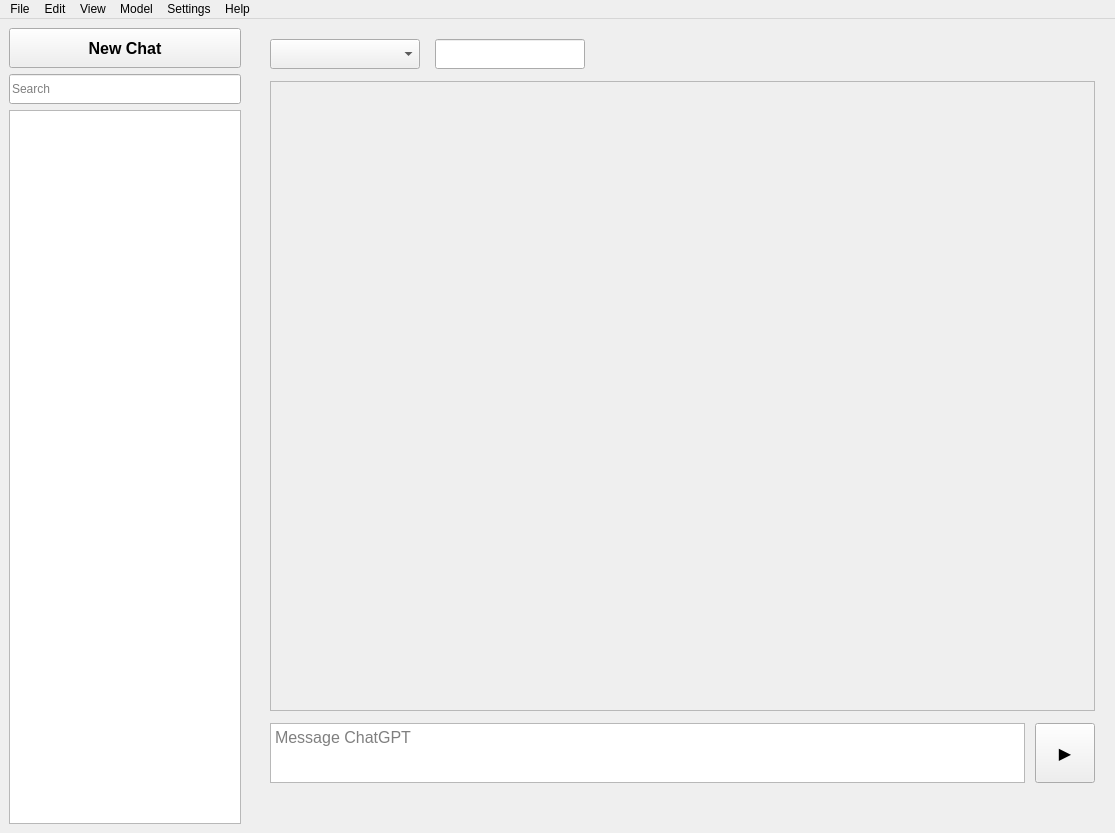
Before: the Qt Designer form views/main_window.ui in mshojaei77/ollama_gui, drawn with Qt 5.
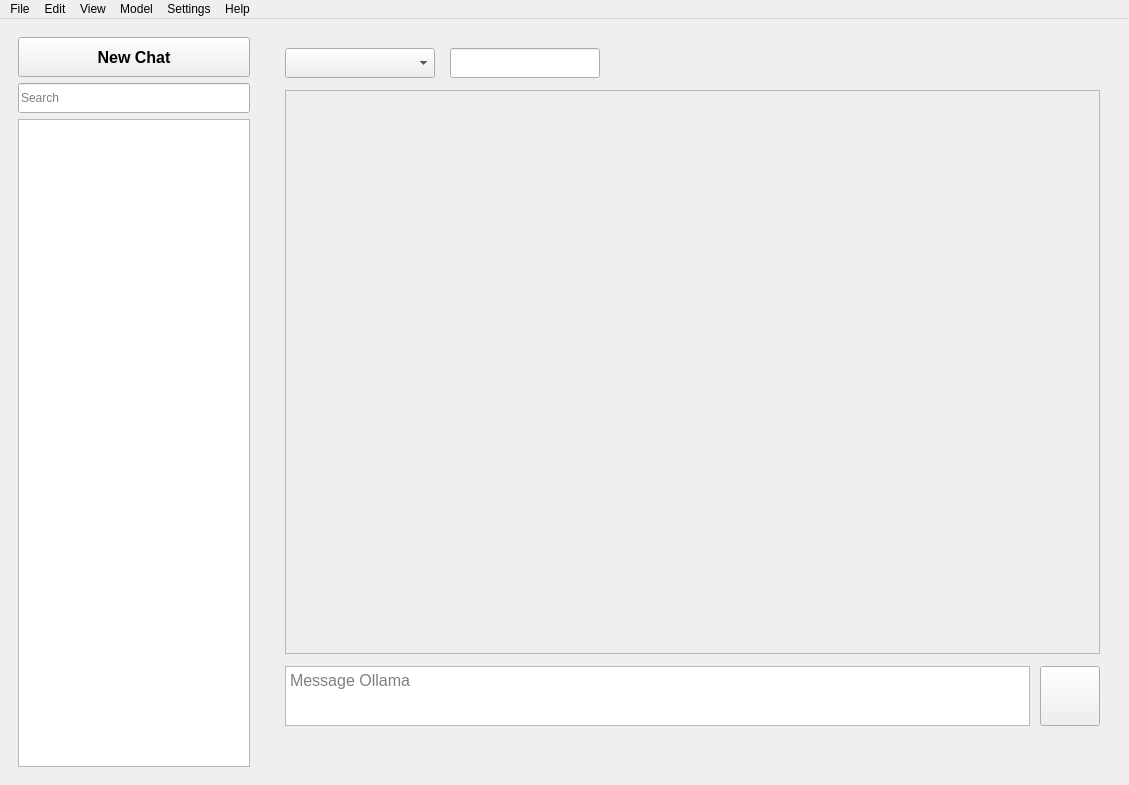
After: the same form once the commit is applied.

What changed in the file:
```diff
--- a/views/main_window.ui
+++ b/views/main_window.ui
@@ -6,8 +6,8 @@
    <rect>
     <x>0</x>
     <y>0</y>
-    <width>1115</width>
-    <height>833</height>
+    <width>1129</width>
+    <height>785</height>
    </rect>
   </property>
   <property name="windowTitle">
@@ -15,21 +15,6 @@
   </property>
   <widget class="QWidget" name="centralwidget">
    <layout class="QHBoxLayout" name="horizontalLayout">
-    <property name="spacing">
-     <number>0</number>
-    </property>
-    <property name="leftMargin">
-     <number>0</number>
-    </property>
-    <property name="topMargin">
-     <number>0</number>
-    </property>
-    <property name="rightMargin">
-     <number>0</number>
-    </property>
-    <property name="bottomMargin">
-     <number>0</number>
-    </property>
     <item>
      <widget class="QWidget" name="sidebarWidget" native="true">
       <property name="minimumSize">
@@ -83,6 +68,15 @@
          <property name="styleSheet">
           <string notr="true">QListWidget::item { padding: 10px; }</string>
          </property>
+         <property name="autoScroll">
+          <bool>false</bool>
+         </property>
+         <property name="wordWrap">
+          <bool>true</bool>
+         </property>
+         <property name="sortingEnabled">
+          <bool>false</bool>
+         </property>
         </widget>
        </item>
       </layout>
@@ -167,8 +161,8 @@
           <rect>
            <x>0</x>
            <y>0</y>
-           <width>823</width>
-           <height>621</height>
+           <width>813</width>
+           <height>555</height>
           </rect>
          </property>
          <layout class="QVBoxLayout" name="chatLayout">
@@ -216,7 +210,7 @@
            </font>
           </property>
           <property name="placeholderText">
-           <string>Message ChatGPT</string>
+           <string>Message Ollama</string>
           </property>
          </widget>
         </item>
@@ -242,7 +236,7 @@
            </font>
           </property>
           <property name="text">
-           <string>▶</string>
+           <string/>
           </property>
          </widget>
         </item>
@@ -275,7 +269,7 @@
     <rect>
      <x>0</x>
      <y>0</y>
-     <width>1115</width>
+     <width>1129</width>
      <height>21</height>
     </rect>
    </property>
```
Left out of the diff: 8 changed lines with no effect on the pictures.
